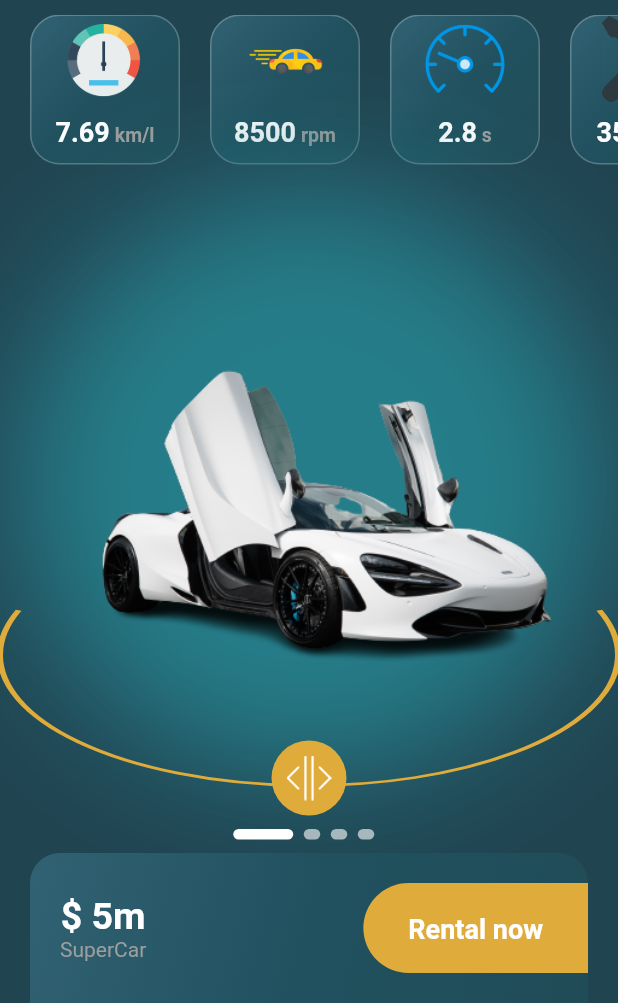
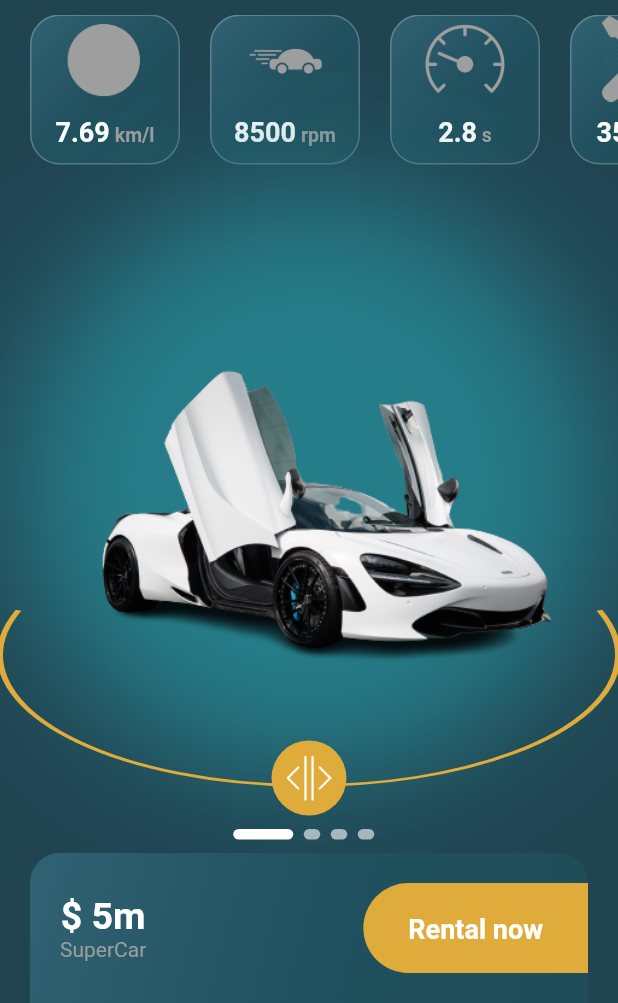
Before and after one commit to jbjason/complex_ui, a Flutter app: the CarDetailsScreen screen opened directly with sample values from the repository, on a phone screen of 412 x 824 dp, the part 233-1236 px from its top. Run offline on Flutter 3.47's test engine with Material 2 defaults, Android fonts, the phone set to English and light mode, and no system bars.

Commit message:
Update card_specification.dart

```diff
--- a/lib/screens/car_ui/car_details/card_specification.dart
+++ b/lib/screens/car_ui/car_details/card_specification.dart
@@ -37,7 +37,13 @@ class CarDSpecification extends StatelessWidget {
         margin: const EdgeInsets.only(right: 20),
         child: Column(
           children: [
-            Expanded(child: Image.asset(spec.img, fit: BoxFit.contain)),
+            Expanded(
+              child: Image.asset(
+                spec.img,
+                fit: BoxFit.contain,
+                color: hInActiveColor,
+              ),
+            ),
             Padding(
               padding: const EdgeInsets.all(10),
               child: RichText(
```
